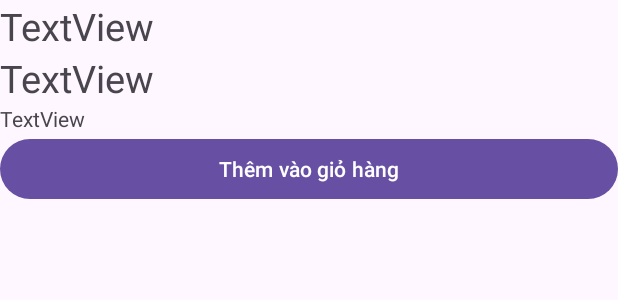
After one commit to huydong0210/EShop, an Android app: the layout home_product_item.xml on its own in the app's theme, with its tools: preview values and no code run, on a phone screen of 412 x 824 dp. The commit adds this screen. Shown: the top 300 px of the screen. Run offline under Robolectric (Android 15) with nearby library versions, the phone set to English and light mode, and no system bars.

Commit message:
listview in home

```diff
--- /dev/null
+++ b/EShopFE/app/src/main/res/layout/home_product_item.xml
@@ -0,0 +1,47 @@
+<?xml version="1.0" encoding="utf-8"?>
+<LinearLayout xmlns:android="http://schemas.android.com/apk/res/android"
+    xmlns:app="http://schemas.android.com/apk/res-auto"
+    xmlns:tools="http://schemas.android.com/tools"
+    android:layout_width="match_parent"
+    android:layout_height="match_parent"
+    android:orientation="vertical">
+
+    <LinearLayout
+        android:layout_width="match_parent"
+        android:layout_height="match_parent"
+        android:orientation="horizontal">
+
+        <LinearLayout
+            android:layout_width="match_parent"
+            android:layout_height="match_parent"
+            android:layout_weight="1"
+            android:orientation="vertical">
+
+            <TextView
+                android:id="@+id/textViewHomeProductPrice"
+                android:layout_width="match_parent"
+                android:layout_height="wrap_content"
+                android:text="TextView"
+                android:textSize="25dp" />
+
+            <TextView
+                android:id="@+id/textViewHomeProductProductName"
+                android:layout_width="match_parent"
+                android:layout_height="wrap_content"
+                android:text="TextView"
+                android:textSize="25dp" />
+
+            <TextView
+                android:id="@+id/textViewHomeProductDescription"
+                android:layout_width="match_parent"
+                android:layout_height="wrap_content"
+                android:text="TextView" />
+
+            <Button
+                android:id="@+id/buttonHomeProductAddToCart"
+                android:layout_width="match_parent"
+                android:layout_height="wrap_content"
+                android:text="Thêm vào giỏ hàng" />
+        </LinearLayout>
+    </LinearLayout>
+</LinearLayout>
```
Also changed, not shown: EShopFE/app/src/main/java/com/group2/eshopfe/home/activity/HomeActivity.java (+30 -13 lines), EShopFE/app/src/main/java/com/group2/eshopfe/home/adapter/HomeProductAdapter.java (added, +50 -0 lines), EShopFE/app/src/main/java/com/group2/eshopfe/home/model/HomeProduct.java (added, +58 -0 lines), EShopFE/app/src/main/res/layout/activity_home.xml (+19 -5 lines).
